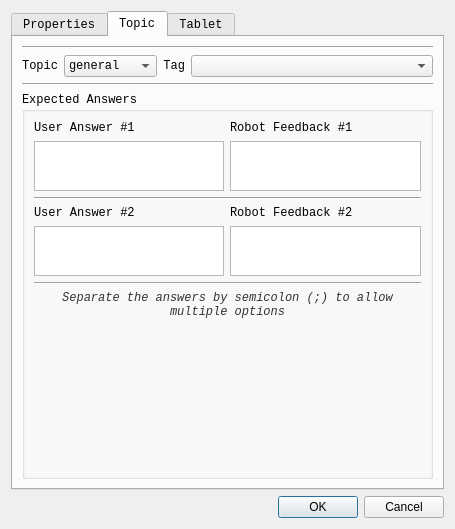
Above: interaction_manager/ui/editblockdialog.ui from ES-TUDelft/robot-interaction-tool before the change. Below: the same form after it.
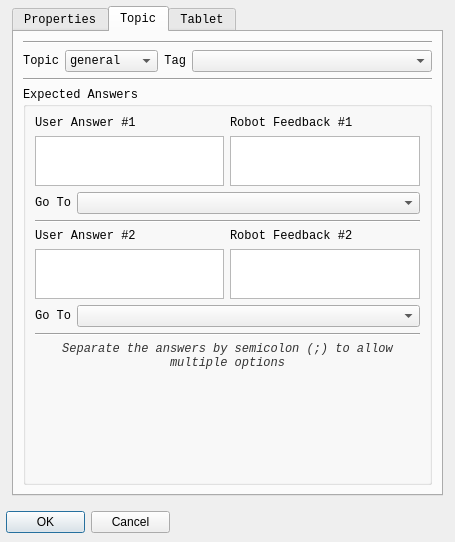
That is the form after the change. The open tabs and pages were chosen to show the change.

Diff of the .ui file:
```diff
--- a/interaction_manager/ui/editblockdialog.ui
+++ b/interaction_manager/ui/editblockdialog.ui
@@ -7,7 +7,7 @@
     <x>0</x>
     <y>0</y>
     <width>455</width>
-    <height>529</height>
+    <height>542</height>
    </rect>
   </property>
   <property name="sizePolicy">
@@ -31,9 +31,15 @@
   <property name="windowTitle">
    <string>Edit Block</string>
   </property>
-  <layout class="QGridLayout" name="gridLayout_11">
-   <item row="1" column="0">
     <widget class="QDialogButtonBox" name="buttonBox">
+   <property name="geometry">
+    <rect>
+     <x>6</x>
+     <y>506</y>
+     <width>164</width>
+     <height>32</height>
+    </rect>
+   </property>
      <property name="orientation">
       <enum>Qt::Horizontal</enum>
      </property>
@@ -41,12 +47,18 @@
       <set>QDialogButtonBox::Cancel|QDialogButtonBox::Ok</set>
      </property>
     </widget>
-   </item>
-   <item row="0" column="0">
     <widget class="QTabWidget" name="tabWidget">
      <property name="enabled">
       <bool>true</bool>
      </property>
+   <property name="geometry">
+    <rect>
+     <x>12</x>
+     <y>6</y>
+     <width>431</width>
+     <height>490</height>
+    </rect>
+   </property>
      <property name="font">
       <font>
        <family>Courier New</family>
@@ -364,8 +376,20 @@
          <layout class="QGridLayout" name="gridLayout_4">
           <item row="0" column="0">
            <layout class="QGridLayout" name="gridLayout_3">
-            <item row="4" column="0">
-             <widget class="QTextEdit" name="answer2TextEdit">
+          <item row="0" column="1">
+           <widget class="QLabel" name="label_4">
+            <property name="font">
+             <font>
+              <family>Courier New</family>
+             </font>
+            </property>
+            <property name="text">
+             <string>Robot Feedback #1</string>
+            </property>
+           </widget>
+          </item>
+          <item row="5" column="1">
+           <widget class="QTextEdit" name="feedback2TextEdit">
               <property name="enabled">
                <bool>true</bool>
               </property>
@@ -389,7 +413,90 @@
               </property>
              </widget>
             </item>
-            <item row="6" column="0" colspan="2">
+          <item row="7" column="0" colspan="2">
+           <widget class="Line" name="line">
+            <property name="orientation">
+             <enum>Qt::Horizontal</enum>
+            </property>
+           </widget>
+          </item>
+          <item row="4" column="0">
+           <widget class="QLabel" name="label_5">
+            <property name="font">
+             <font>
+              <family>Courier New</family>
+             </font>
+            </property>
+            <property name="text">
+             <string>User Answer #2</string>
+            </property>
+           </widget>
+          </item>
+          <item row="1" column="0">
+           <widget class="QTextEdit" name="answer1TextEdit">
+            <property name="minimumSize">
+             <size>
+              <width>0</width>
+              <height>40</height>
+             </size>
+            </property>
+            <property name="maximumSize">
+             <size>
+              <width>16777215</width>
+              <height>50</height>
+             </size>
+            </property>
+           </widget>
+          </item>
+          <item row="3" column="0" colspan="2">
+           <widget class="Line" name="line_5">
+            <property name="orientation">
+             <enum>Qt::Horizontal</enum>
+            </property>
+           </widget>
+          </item>
+          <item row="1" column="1">
+           <widget class="QTextEdit" name="feedback1TextEdit">
+            <property name="minimumSize">
+             <size>
+              <width>0</width>
+              <height>40</height>
+             </size>
+            </property>
+            <property name="maximumSize">
+             <size>
+              <width>16777215</width>
+              <height>50</height>
+             </size>
+            </property>
+           </widget>
+          </item>
+          <item row="4" column="1">
+           <widget class="QLabel" name="label_6">
+            <property name="font">
+             <font>
+              <family>Courier New</family>
+             </font>
+            </property>
+            <property name="text">
+             <string>Robot Feedback #2</string>
+            </property>
+           </widget>
+          </item>
+          <item row="9" column="0">
+           <spacer name="verticalSpacer_5">
+            <property name="orientation">
+             <enum>Qt::Vertical</enum>
+            </property>
+            <property name="sizeHint" stdset="0">
+             <size>
+              <width>20</width>
+              <height>40</height>
+             </size>
+            </property>
+           </spacer>
+          </item>
+          <item row="8" column="0" colspan="2">
              <layout class="QGridLayout" name="gridLayout_14">
               <item row="0" column="0">
                <widget class="QLabel" name="label_18">
@@ -424,101 +531,6 @@
               </item>
              </layout>
             </item>
-            <item row="0" column="1">
-             <widget class="QLabel" name="label_4">
-              <property name="font">
-               <font>
-                <family>Courier New</family>
-               </font>
-              </property>
-              <property name="text">
-               <string>Robot Feedback #1</string>
-              </property>
-             </widget>
-            </item>
-            <item row="1" column="0">
-             <widget class="QTextEdit" name="answer1TextEdit">
-              <property name="minimumSize">
-               <size>
-                <width>0</width>
-                <height>40</height>
-               </size>
-              </property>
-              <property name="maximumSize">
-               <size>
-                <width>16777215</width>
-                <height>50</height>
-               </size>
-              </property>
-             </widget>
-            </item>
-            <item row="4" column="1">
-             <widget class="QTextEdit" name="feedback2TextEdit">
-              <property name="enabled">
-               <bool>true</bool>
-              </property>
-              <property name="sizePolicy">
-               <sizepolicy hsizetype="Expanding" vsizetype="MinimumExpanding">
-                <horstretch>0</horstretch>
-                <verstretch>0</verstretch>
-               </sizepolicy>
-              </property>
-              <property name="minimumSize">
-               <size>
-                <width>0</width>
-                <height>40</height>
-               </size>
-              </property>
-              <property name="maximumSize">
-               <size>
-                <width>16777215</width>
-                <height>50</height>
-               </size>
-              </property>
-             </widget>
-            </item>
-            <item row="5" column="0" colspan="2">
-             <widget class="Line" name="line">
-              <property name="orientation">
-               <enum>Qt::Horizontal</enum>
-              </property>
-             </widget>
-            </item>
-            <item row="2" column="0" colspan="2">
-             <widget class="Line" name="line_5">
-              <property name="orientation">
-               <enum>Qt::Horizontal</enum>
-              </property>
-             </widget>
-            </item>
-            <item row="1" column="1">
-             <widget class="QTextEdit" name="feedback1TextEdit">
-              <property name="minimumSize">
-               <size>
-                <width>0</width>
-                <height>40</height>
-               </size>
-              </property>
-              <property name="maximumSize">
-               <size>
-                <width>16777215</width>
-                <height>50</height>
-               </size>
-              </property>
-             </widget>
-            </item>
-            <item row="3" column="1">
-             <widget class="QLabel" name="label_6">
-              <property name="font">
-               <font>
-                <family>Courier New</family>
-               </font>
-              </property>
-              <property name="text">
-               <string>Robot Feedback #2</string>
-              </property>
-             </widget>
-            </item>
             <item row="0" column="0">
              <widget class="QLabel" name="label_3">
               <property name="font">
@@ -531,34 +543,104 @@
               </property>
              </widget>
             </item>
-            <item row="3" column="0">
-             <widget class="QLabel" name="label_5">
-              <property name="font">
-               <font>
-                <family>Courier New</family>
-               </font>
-              </property>
-              <property name="text">
-               <string>User Answer #2</string>
-              </property>
-             </widget>
-            </item>
-            <item row="7" column="0">
-             <spacer name="verticalSpacer_5">
-              <property name="orientation">
-               <enum>Qt::Vertical</enum>
-              </property>
-              <property name="sizeHint" stdset="0">
+          <item row="5" column="0">
+           <widget class="QTextEdit" name="answer2TextEdit">
+            <property name="enabled">
+             <bool>true</bool>
+            </property>
+            <property name="sizePolicy">
+             <sizepolicy hsizetype="Expanding" vsizetype="MinimumExpanding">
+              <horstretch>0</horstretch>
+              <verstretch>0</verstretch>
+             </sizepolicy>
+            </property>
+            <property name="minimumSize">
                <size>
-                <width>20</width>
+              <width>0</width>
                 <height>40</height>
                </size>
               </property>
-             </spacer>
-            </item>
+            <property name="maximumSize">
+             <size>
+              <width>16777215</width>
+              <height>50</height>
+             </size>
+            </property>
+           </widget>
+          </item>
+          <item row="2" column="0" colspan="2">
+           <layout class="QGridLayout" name="gridLayout">
+            <item row="0" column="0">
+             <widget class="QLabel" name="label_13">
+              <property name="sizePolicy">
+               <sizepolicy hsizetype="Fixed" vsizetype="Preferred">
+                <horstretch>0</horstretch>
+                <verstretch>0</verstretch>
+               </sizepolicy>
+              </property>
+              <property name="font">
+               <font>
+                <family>Courier New</family>
+               </font>
+              </property>
+              <property name="text">
+               <string>Go To</string>
+              </property>
+              <property name="alignment">
+               <set>Qt::AlignRight|Qt::AlignTrailing|Qt::AlignVCenter</set>
+              </property>
+             </widget>
+            </item>
+            <item row="0" column="1">
+             <widget class="QComboBox" name="answer1GoToComboBox"/>
+            </item>
            </layout>
           </item>
-         </layout>
+          <item row="6" column="0" colspan="2">
+           <layout class="QGridLayout" name="gridLayout_6">
+            <item row="0" column="1">
+             <widget class="QComboBox" name="answer2GoToComboBox"/>
+            </item>
+            <item row="0" column="0">
+             <widget class="QLabel" name="label_15">
+              <property name="sizePolicy">
+               <sizepolicy hsizetype="Fixed" vsizetype="Preferred">
+                <horstretch>0</horstretch>
+                <verstretch>0</verstretch>
+               </sizepolicy>
+              </property>
+              <property name="font">
+               <font>
+                <family>Courier New</family>
+               </font>
+              </property>
+              <property name="text">
+               <string>Go To</string>
+              </property>
+              <property name="alignment">
+               <set>Qt::AlignRight|Qt::AlignTrailing|Qt::AlignVCenter</set>
+              </property>
+             </widget>
+            </item>
+           </layout>
+          </item>
+         </layout>
+        </item>
+       </layout>
+      </widget>
+     </item>
+     <item row="0" column="0">
+      <widget class="Line" name="line_7">
+       <property name="orientation">
+        <enum>Qt::Horizontal</enum>
+       </property>
+      </widget>
+     </item>
+     <item row="2" column="0">
+      <widget class="Line" name="line_6">
+       <property name="orientation">
+        <enum>Qt::Horizontal</enum>
+       </property>
         </widget>
        </item>
       </layout>
@@ -730,8 +812,6 @@
       </layout>
      </widget>
     </widget>
-   </item>
-  </layout>
  </widget>
  <resources/>
  <connections>
```
Left out of the diff: 26 changed lines with no effect on the pictures. Lines whose indentation alone changed are shown as unchanged.
